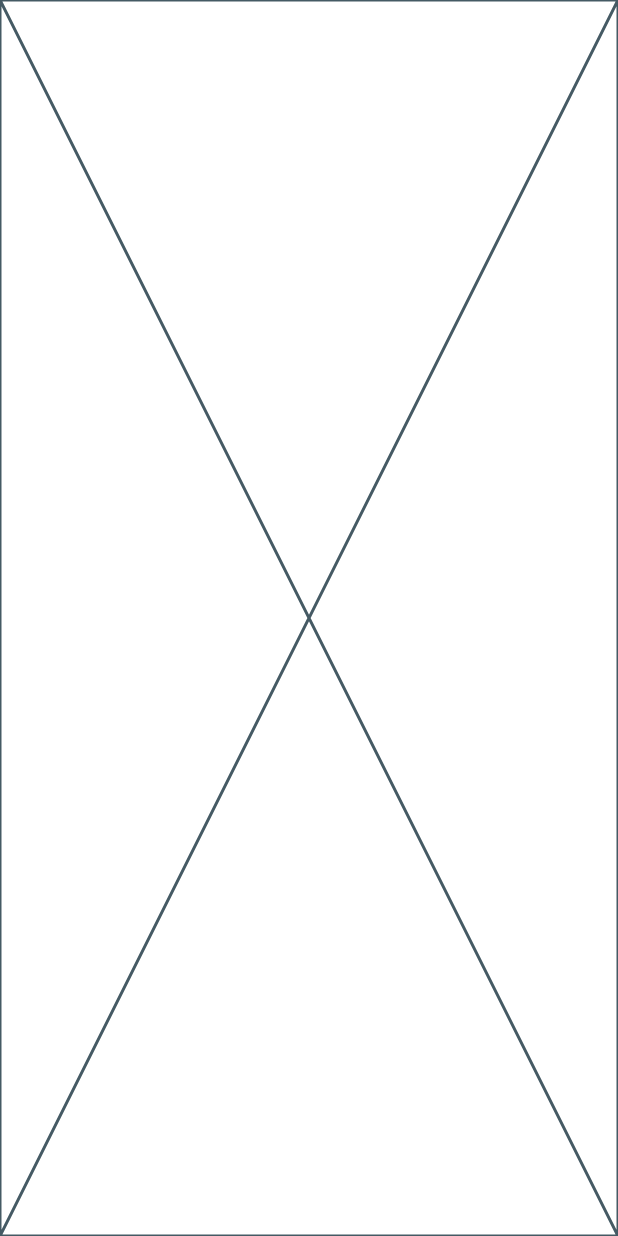
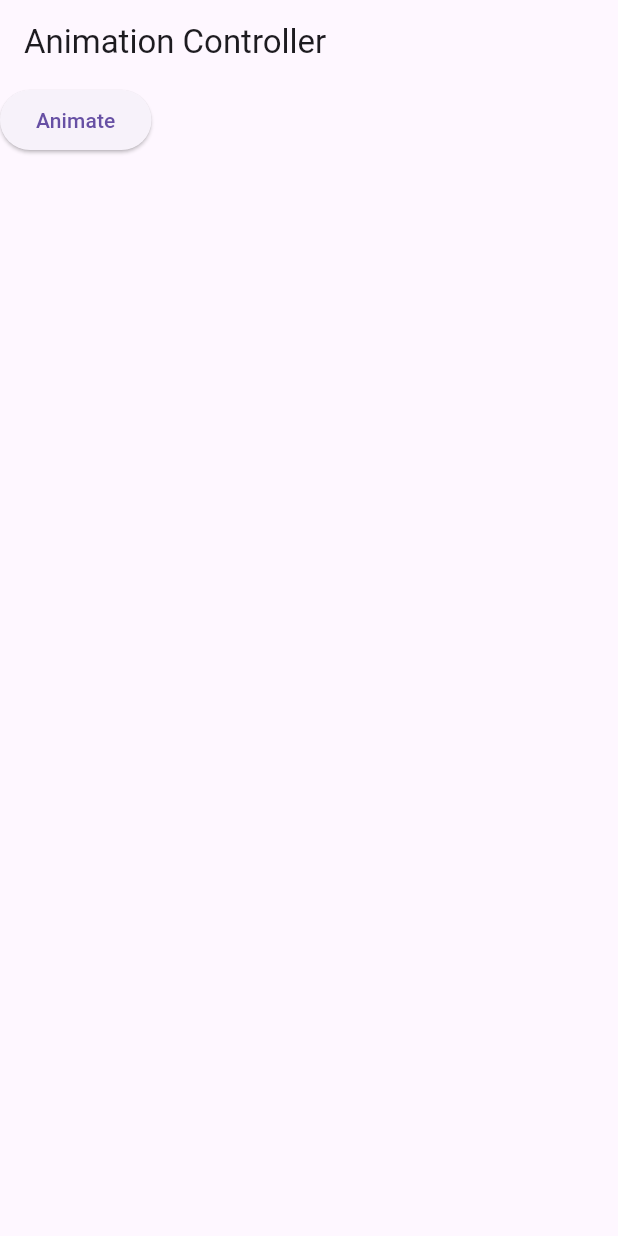
Before and after one commit to itajacybsd/animacaocontrolada, a Flutter app: the screen it shows after launch, on a phone screen of 412 x 824 dp. Run offline on Flutter 3.47's test engine with Material 3 defaults, Android fonts, the phone set to English and light mode, and no system bars.

Commit message:
scaffold com stop e repeat

```diff
--- a/lib/main.dart
+++ b/lib/main.dart
@@ -22,6 +22,9 @@ class _HomePageState extends State<HomePage>
     with SingleTickerProviderStateMixin {
   late final AnimationController _animationController;
 
+  // O controller depende de ações externas
+  // e as açoes externas se assemelham a um player de audio/video
+
   @override
   void initState() {
     super.initState();
@@ -29,7 +32,6 @@ class _HomePageState extends State<HomePage>
       duration: Duration(seconds: 2),
       vsync: this,
     );
-
     _animationController.addListener(listener);
   }
 
@@ -45,6 +47,22 @@ class _HomePageState extends State<HomePage>
 
   @override
   Widget build(BuildContext context) {
-    return Placeholder();
+    return Scaffold(
+      appBar: AppBar(title: Text('Animation Controller')),
+      body: Column(
+        children: [
+          ElevatedButton(
+            onPressed: () {
+              if (_animationController.isAnimating) {
+                _animationController.stop();
+              } else {
+                _animationController.repeat();
+              }
+            },
+            child: Text('Animate'),
+          ),
+        ],
+      ),
+    );
   }
 }
```
